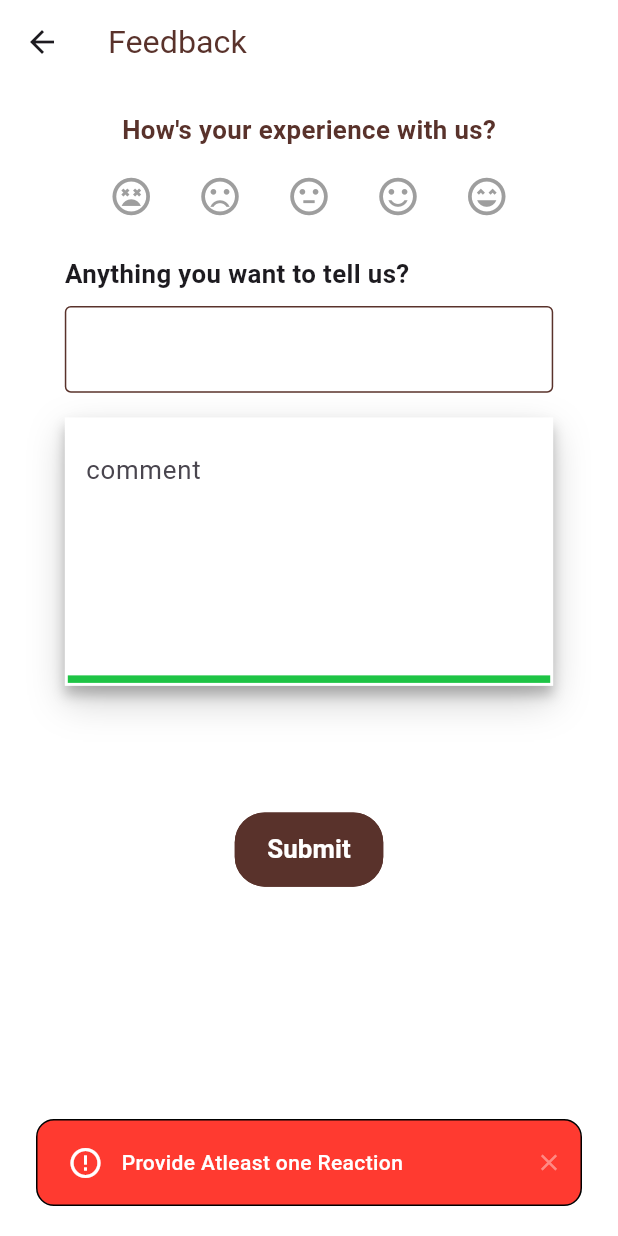
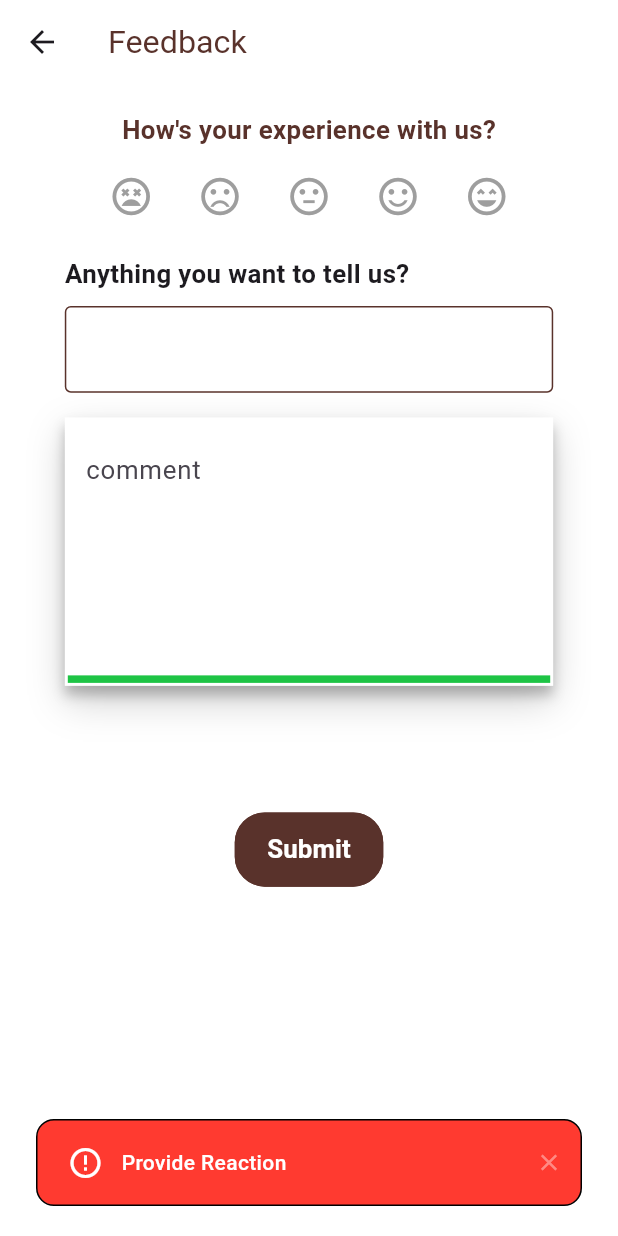
Before and after one commit to Rudrika15/vaidraj-frontend, a Flutter app: the FeedbackScreen screen opened directly, after a tap on "Submit", on a phone screen of 412 x 824 dp. Run offline on Flutter 3.47's test engine with Material 3 defaults, Android fonts, the phone set to English and light mode, and no system bars; our stand-ins replace firebase_core, firebase_messaging, flutter_dotenv, flutter_local_notifications, hive_flutter, infinite_scroll_pagination and 7 more; accounts and stored records are empty.

Commit message:
fixed bug in vaidraj feedback logic

```diff
--- a/lib/arb/app_en.json
+++ b/lib/arb/app_en.json
@@ -86,6 +86,6 @@
   "subjectReq": "Subject Required !!",
   "message": "Message",
   "messageReq": "Message Required",
-  "provideAction" : "Provide Atleast one Reaction",
+  "provideAction" : "Provide Reaction",
   "messageSent" : "Message Sent successfully"
 }
--- a/lib/arb/app_hi.json
+++ b/lib/arb/app_hi.json
@@ -86,6 +86,6 @@
   "subjectReq": "विषय आवश्यक!!",
   "message": "संदेश",
   "messageReq": "संदेश आवश्यक!!",
-  "provideAction" : "कम से कम एक प्रतिक्रिया प्रदान करें",
+  "provideAction" : "प्रतिक्रिया प्रदान करें",
   "messageSent" : "संदेश सफलतापूर्वक भेजा गया"
 }
--- a/lib/screens/feedback/feedback.dart
+++ b/lib/screens/feedback/feedback.dart
@@ -6,6 +6,7 @@ import 'package:vaidraj/provider/localization_provider.dart';
 import 'package:vaidraj/services/contact_service/feedback_service.dart';
 import 'package:vaidraj/utils/border_helper/border_helper.dart';
 import 'package:vaidraj/utils/method_helper.dart';
+import 'package:vaidraj/utils/navigation_helper/navigation_helper.dart';
 import 'package:vaidraj/utils/widget_helper/widget_helper.dart';
 import 'package:vaidraj/widgets/custom_container.dart';
 import 'package:vaidraj/widgets/custom_dropdown.dart';
@@ -21,7 +22,7 @@ class FeedbackScreen extends StatefulWidget {
   State<FeedbackScreen> createState() => _FeedbackScreenState();
 }
 
-class _FeedbackScreenState extends State<FeedbackScreen> {
+class _FeedbackScreenState extends State<FeedbackScreen> with NavigateHelper {
   int _selectedSentimentIndex = -1; // No sentiment selected initially
   TextEditingController reasonController = TextEditingController();
   String selectedValue = "";
@@ -206,15 +207,9 @@ class _FeedbackScreenState extends State<FeedbackScreen> {
                           child: PrimaryBtn(
                               btnText: langProvider.translate('submit'),
                               onTap: () async {
-                                if (_selectedSentimentIndex == -1 &&
-                                    selectedValue == "" &&
-                                    reasonController.text.isEmpty) {
-                                  WidgetHelper.customSnackBar(
-                                      context: context,
-                                      isError: true,
-                                      title: langProvider
-                                          .translate('provideAction'));
-                                } else {
+                                if (_selectedSentimentIndex != -1 &&
+                                    selectedValue != "" &&
+                                    reasonController.text.isNotEmpty) {
                                   await service
                                       .feedback(
                                           context: context,
@@ -223,14 +218,23 @@ class _FeedbackScreenState extends State<FeedbackScreen> {
                                           rating: (_selectedSentimentIndex + 1)
                                               .toString())
                                       .then((success) => success
-                                          ? WidgetHelper.customSnackBar(
-                                              context: context,
-                                              title: langProvider
-                                                  .translate('messageSent'))
+                                          ? {
+                                              WidgetHelper.customSnackBar(
+                                                  context: context,
+                                                  title: langProvider.translate(
+                                                      'messageSent')),
+                                              pop(context)
+                                            }
                                           : WidgetHelper.customSnackBar(
                                               context: context,
                                               title: "Somthing Went Wrong",
                                               isError: true));
+                                } else {
+                                  WidgetHelper.customSnackBar(
+                                      context: context,
+                                      isError: true,
+                                      title: langProvider
+                                          .translate('provideAction'));
                                 }
                               }),
                         )
```
